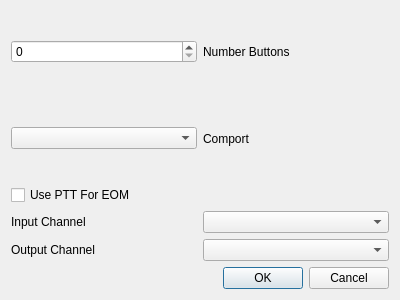
This is mqt/MqtLogger/txVmInternalSetupDialog.ui in Rsclub22/Minos2-Mirror as Qt 5 draws it before an edit. The edited form follows.
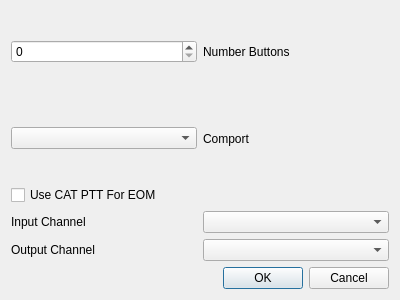
This is the edited form.

Commit message: rogue transvert indication when switching from a radio with a transverter to a radio without a transverter - radio->transVertSettings was not being cleared.

```diff
--- a/mqt/MqtLogger/txVmInternalSetupDialog.ui
+++ b/mqt/MqtLogger/txVmInternalSetupDialog.ui
@@ -45,7 +45,7 @@
    <item>
     <widget class="QCheckBox" name="pttEOMChkBox">
      <property name="text">
-      <string>Use PTT For EOM</string>
+      <string>Use CAT PTT For EOM</string>
      </property>
     </widget>
    </item>
```
The commit also changes 2 other files.
